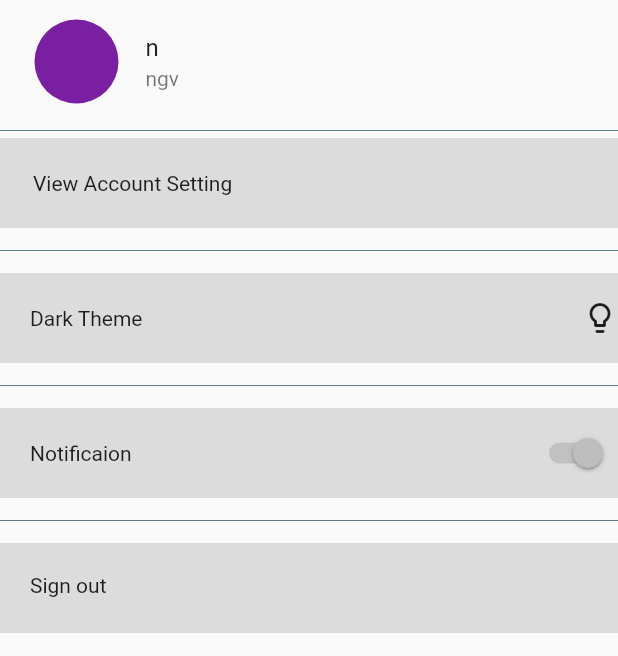
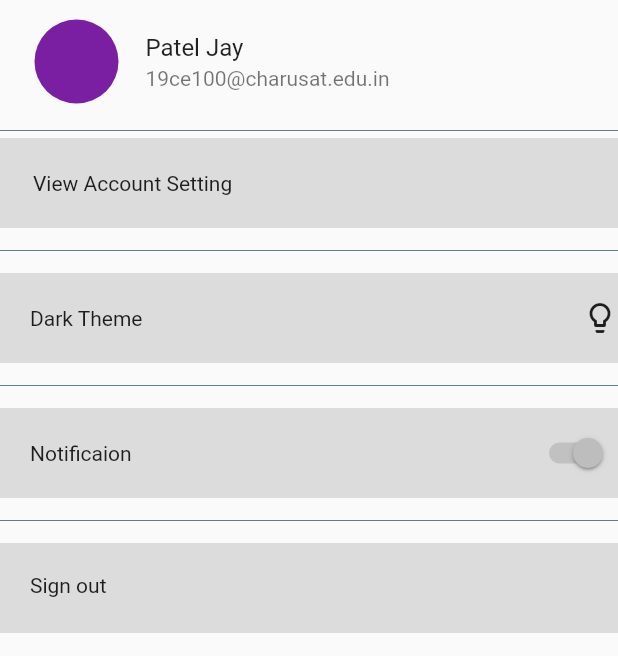
Before and after one commit to Library-Management07/My_Library, a Flutter app: the Account screen opened directly, on a phone screen of 412 x 824 dp, the part 300-956 px from its top. Run offline on Flutter 3.47's test engine with Material 2 defaults, Android fonts, the phone set to English and light mode, and no system bars; our stand-ins replace cloud_firestore, firebase_auth, firebase_core, firebase_database; accounts and stored records are empty.

Commit message:
correcting the stuff

```diff
--- a/library_app/lib/Module1_U/Account/AccSetting.dart
+++ b/library_app/lib/Module1_U/Account/AccSetting.dart
@@ -28,8 +28,7 @@ class _AccSettingState extends State<AccSetting> {
             leading: IconButton(
                 icon: Icon(Icons.arrow_back_ios),
                 onPressed: () {
-                  Navigator.push(context,
-                      MaterialPageRoute(builder: (context) => MyAccount()));
+                  Navigator.pop(context);
                 }),
             expandedHeight: 200.0,
             floating: false,
@@ -53,7 +52,7 @@ class _AccSettingState extends State<AccSetting> {
             child: ListTile(
               leading: CircleAvatar(
                 radius: 30,
-                backgroundColor: Colors.greenAccent,
+                backgroundColor: Colors.purple[700],
                 child: ClipOval(
                   child: SizedBox(
                     width: 100,
@@ -61,8 +60,8 @@ class _AccSettingState extends State<AccSetting> {
                   ),
                 ),
               ),
-              title: Text("Heer"),
-              subtitle: Text("heer@gmail.com"),
+              title: Text("Patel Jay"),
+              subtitle: Text("19ce100@charusat.edu.in"),
             ),
           ),
           Divider(
@@ -76,7 +75,7 @@ class _AccSettingState extends State<AccSetting> {
               child: Container(
                 child: Padding(
                   padding: const EdgeInsets.all(22.0),
-                  child: Text("UserName:"),
+                  child: Text("Id: 19ce100"),
                 ),
               ),
             ),
@@ -92,7 +91,7 @@ class _AccSettingState extends State<AccSetting> {
               child: Container(
                 child: Padding(
                   padding: const EdgeInsets.all(22.0),
-                  child: Text("Email Id:"),
+                  child: Text("Email Id: 19ce100@charusat.edu.in"),
                 ),
               ),
             ),
@@ -108,7 +107,7 @@ class _AccSettingState extends State<AccSetting> {
               child: Container(
                 child: Padding(
                   padding: const EdgeInsets.all(22.0),
-                  child: Text("Contact Number: "),
+                  child: Text("Contact Number: 9724975288"),
                 ),
               ),
             ),
--- a/library_app/lib/Module1_U/Account/MyAcc.dart
+++ b/library_app/lib/Module1_U/Account/MyAcc.dart
@@ -30,8 +30,7 @@ class _AccountState extends State<Account> {
             leading: IconButton(
                 icon: Icon(Icons.arrow_back_ios),
                 onPressed: () {
-                  Navigator.push(context,
-                      MaterialPageRoute(builder: (context) => Home_screen2()));
+                  Navigator.pop(context);
                 }),
             expandedHeight: 200.0,
             floating: false,
@@ -60,8 +59,8 @@ class _AccountState extends State<Account> {
             );
           } else {
             return ListView(
+              shrinkWrap: true,
               children: [
-                  //snapshot.data.docs.get('name'),
                 Padding(
                   padding: EdgeInsets.all(5.0),
                   child: ListTile(
@@ -75,8 +74,10 @@ class _AccountState extends State<Account> {
                         ),
                       ),
                     ),
-                      title: Text('n'),
-                      subtitle: Text('ngv'),
+                    //snapshot.data.docs.get('name')
+                    title: Text('Patel Jay'),
+                    //snapshot.data.docs.get('email')
+                    subtitle: Text('19ce100@charusat.edu.in'),
                   ),
                 ),
                 Divider(
@@ -182,125 +183,8 @@ class _AccountState extends State<Account> {
               ],
             );
           }
-          }),
-
-      /*ListView(
-        children: [
-          Padding(
-            padding: EdgeInsets.all(5.0),
-            child: ListTile(
-              leading: CircleAvatar(
-                radius: 30,
-                backgroundColor: Colors.purple[700],
-                child: ClipOval(
-                  child: SizedBox(
-                    width: 100,
-                    height: 100,
+        },
       ),
-                ),
-              ),
-              title: Text(userid),
-              subtitle: Text("heer@gmail.com"),
-            ),
-          ),
-          Divider(
-            height: 10.0,
-            color: Colors.blueGrey,
-          ),
-          SizedBox(
-            child: InkWell(
-              onTap: () {
-                Navigator.push(context,
-                    MaterialPageRoute(builder: (context) => AccSetting()));
-              },
-              child: Container(
-                height: 60.0,
-                color: Colors.black12,
-                child: Container(
-                  child: Padding(
-                    padding: const EdgeInsets.all(22.0),
-                    child: Text("View Account Setting"),
-                  ),
-                ),
-              ),
-            ),
-          ),
-          Divider(
-            height: 30.0,
-            color: Colors.blueGrey,
-          ),
-          SizedBox(
-            child: Container(
-              height: 60,
-              color: Colors.black12,
-              child: Row(
-                mainAxisAlignment: MainAxisAlignment.spaceBetween,
-                children: [
-                  Padding(
-                    padding: const EdgeInsets.all(20.0),
-                    child: Text("Dark Theme"),
-                  ),
-                  SizedBox(
-                    width: 8,
-                  ),
-                  InkWell(
-                    onTap: () {},
-                    child: Icon(
-                      Icons.lightbulb_outline,
-                    ),
-                  ),
-                ],
-              ),
-            ),
-          ),
-          Divider(
-            height: 30.0,
-            color: Colors.blueGrey,
-          ),
-          SizedBox(
-            child: Container(
-              height: 60,
-              color: Colors.black12,
-              child: Row(
-                mainAxisAlignment: MainAxisAlignment.spaceBetween,
-                children: [
-                  Padding(
-                    padding: const EdgeInsets.all(20.0),
-                    child: Text("Notificaion"),
-                  ),
-                  SizedBox(
-                    width: 8,
-                  ),
-                  Switch(value: true, onChanged: null)
-                ],
-              ),
-            ),
-          ),
-          Divider(
-            height: 30.0,
-            color: Colors.blueGrey,
-          ),
-          SizedBox(
-            child: InkWell(
-              onTap: () {
-                FirebaseAuth.instance.signOut();
-                User user = FirebaseAuth.instance.currentUser;
-                user.delete();
-                Navigator.push(context,
-                    MaterialPageRoute(builder: (context) => WelcomeScreen()));
-              },
-              child: Container(
-                height: 60,
-                color: Colors.black12,
-                child: Padding(
-                  padding: const EdgeInsets.all(20.0),
-                  child: Text("Sign out"),
-                ),
-              ),
-            ),
-          ),
-        ],
-      ),*/
     );
   }
 
--- a/library_app/lib/Module1_U/HomeScreen.dart
+++ b/library_app/lib/Module1_U/HomeScreen.dart
@@ -2,6 +2,7 @@ import 'package:flutter/cupertino.dart';
 import 'package:flutter/material.dart';
 import 'package:library_app/Module1_U/Account/MyAcc.dart';
 import 'package:library_app/Module1_U/Bookstore/CE.dart';
+import 'package:library_app/Module1_U/Mybook.dart';
 import 'package:library_app/Module1_U/Search/Search.dart';
 
 // ignore: camel_case_types
@@ -82,7 +83,10 @@ class _Home_screenState extends State<Home_screen> {
                       width: 200.0,
                       child: InkWell(
                         onTap: () {
-                          //    Navigator.push(context,MaterialPageRoute(builder: (context)=>App()));
+                          Navigator.push(
+                              context,
+                              MaterialPageRoute(
+                                  builder: (context) => MyBook()));
                         },
                         child: Container(
                           child: Text(
--- a/library_app/lib/Module1_U/Search/Search.dart
+++ b/library_app/lib/Module1_U/Search/Search.dart
@@ -52,6 +52,7 @@ class _SearchState extends State<Search> {
   Widget build(BuildContext context) {
     return Scaffold(
       appBar: AppBar(
+        backgroundColor: Colors.purple[700],
         title: Text("Search"),
       ),
       body: ListView(
--- a/library_app/lib/Module2_A/BookDetail/Save.dart
+++ b/library_app/lib/Module2_A/BookDetail/Save.dart
@@ -37,7 +37,6 @@ class _saveState extends State<save> {
           } else {
             return Column(
               children: [
-                // for (int i = 0; i < snapshot.data.docs.length; i++)
                 Wrap(
                   children: [
                     ListView.builder(
```
Also changed, not shown: library_app/lib/Module1_U/Mybook.dart (+12 -32 lines), library_app/lib/Module2_A/StudentDetail/studentdetail.dart (+0 -18 lines). Lines whose indentation alone changed are shown as unchanged.
